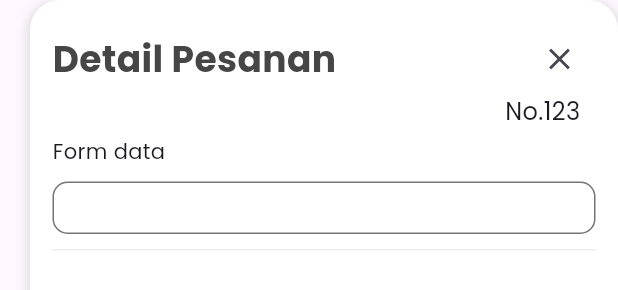
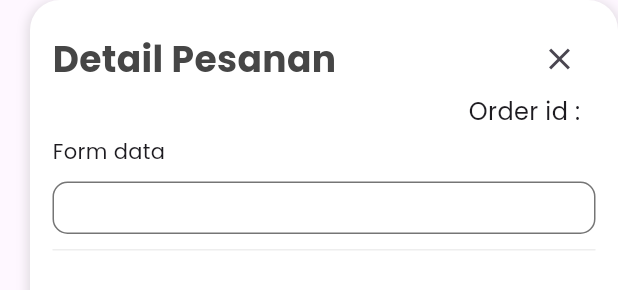
Before and after one commit to benaleo/kasirpinter_fe, a Flutter app: the PosOrderSideBarDetail widget shown alone on an empty page, opened directly with empty values, on a phone screen of 412 x 824 dp. Shown: the top 290 px of the screen. Run offline on Flutter 3.47's test engine with Material 3 defaults, Android fonts, the light colour scheme and no system bars; our stand-ins replace flutter_dash, flutter_dotenv, flutter_keyboard_visibility, flutter_svg, fluttertoast, google_fonts and 2 more; accounts and stored records are empty; network calls fail.

Commit message:
adjust card history order

```diff
--- a/lib/tab/pos_order_tab.dart
+++ b/lib/tab/pos_order_tab.dart
@@ -202,7 +202,14 @@ class _PosOrderTabState extends State<PosOrderTab> {
                                         });
                                       },
                                       child: Card(
-                                        color: order['payment_status'] == 'Lunas' ? Colors.white : Colors.grey[300],
+                                        shape: RoundedRectangleBorder(
+                                            borderRadius: BorderRadius.circular(10.0), side: BorderSide(color: Color(0xffE7772D))),
+                                        color: order['payment_status'] == 'CANCELLED' ? Colors.red[50] : Colors.white,
+                                        child: Padding(
+                                          padding: const EdgeInsets.symmetric(
+                                            horizontal: 10.0,
+                                            vertical: 10.0,
+                                          ),
                                           child: ListTile(
                                             title: Row(
                                               children: [
@@ -271,7 +278,9 @@ class _PosOrderTabState extends State<PosOrderTab> {
                                                             borderRadius: BorderRadius.circular(10.0),
                                                             border: order['payment_status'] == "PENDING"
                                                                 ? Border.all(color: Color(0xffE7772D), width: 2.0)
-                                                              : (order['payment_status'] == "PAID" ? Border.all(color: Color(0xffE7772D), width: 2.0) : Border.all(color: Colors.red, width: 2.0)),
+                                                                : (order['payment_status'] == "PAID"
+                                                                    ? Border.all(color: Color(0xffE7772D), width: 2.0)
+                                                                    : Border.all(color: Colors.red, width: 2.0)),
                                                           ),
                                                           child: Poppins(
                                                               text: order['payment_status'] == "PAID"
@@ -295,6 +304,7 @@ class _PosOrderTabState extends State<PosOrderTab> {
                                                     ],
                                                   )
                                                 ],
+                                              ),
                                             ),
                                           ),
                                         ),
@@ -325,6 +335,7 @@ class _PosOrderTabState extends State<PosOrderTab> {
                     customerName: selectedOrder!['customer'],
                     status: selectedOrder!['payment_status'],
                     transactionId: selectedOrder!['transaction_id'],
+                    invoice: selectedOrder!['order_no'],
                   ),
                 ),
             ],
@@ -388,6 +399,7 @@ class PosOrderSideBarDetail extends StatefulWidget {
   final String customerName;
   final String status;
   final String transactionId;
+  final String invoice;
 
   const PosOrderSideBarDetail({
     super.key,
@@ -398,6 +410,7 @@ class PosOrderSideBarDetail extends StatefulWidget {
     required this.customerName,
     required this.status,
     required this.transactionId,
+    required this.invoice,
   });
 
   @override
@@ -564,7 +577,7 @@ class _PosOrderSideBarDetailState extends State<PosOrderSideBarDetail> {
               width: widthDevice,
               padding: EdgeInsets.only(right: 10.0),
               child: Poppins(
-                text: "No.123",
+                text: "Order id : ${widget.invoice.split('/').last}",
                 size: 16.0,
                 textAlign: TextAlign.end,
               ),
@@ -592,7 +605,7 @@ class _PosOrderSideBarDetailState extends State<PosOrderSideBarDetail> {
             KeyboardVisibilityBuilder(builder: (context, visible) {
               return AnimatedContainer(
                 duration: Duration(milliseconds: 300),
-                height: visible ? 0.0 : 250.0,
+                height: visible ? 0.0 : (status == "PAID" ? 355.0 : (status == "PENDING" ? 250.0 : 400.0)),
                 child: ListView.builder(
                   itemCount: cartItems.length,
                   itemBuilder: (context, index) {
```
Lines whose indentation alone changed are shown as unchanged.
